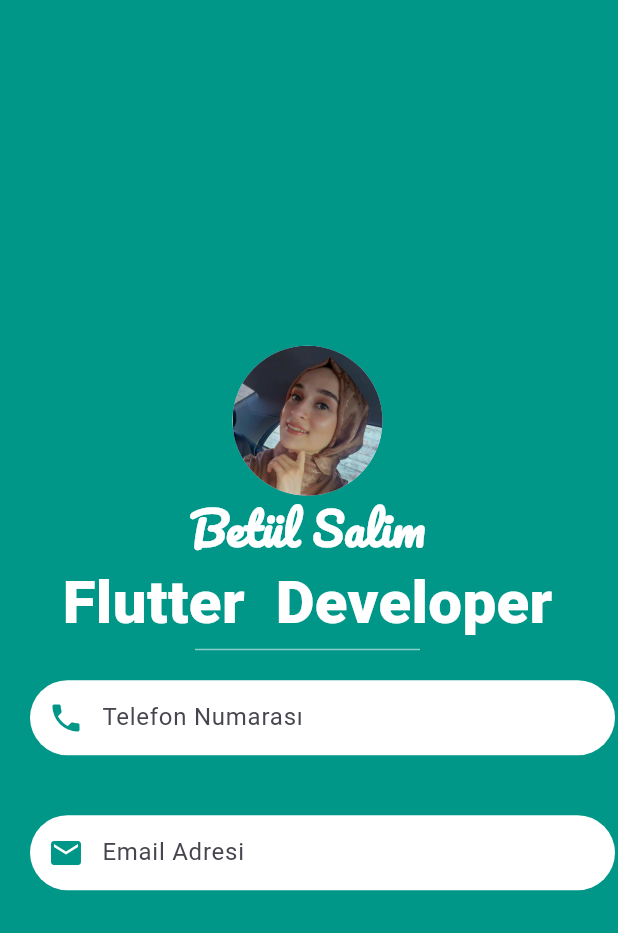
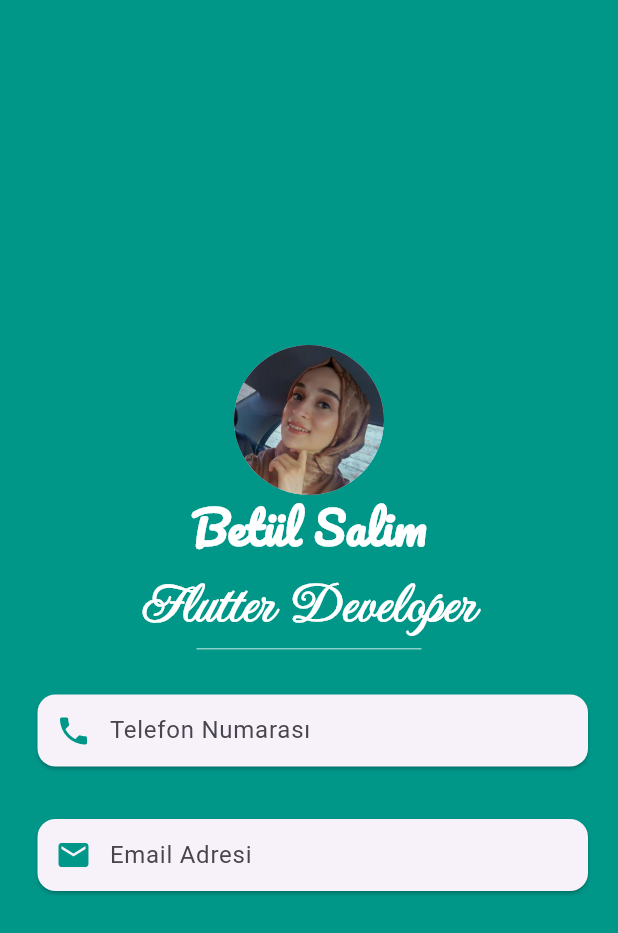
Before and after one commit to betulsalim/AngelaYuFlutterBootcamp, a Flutter app: the screen it shows after launch, on a phone screen of 412 x 824 dp. Shown: the top 933 px of the screen. Run offline on Flutter 3.47's test engine with Material 3 defaults, Android fonts, the phone set to English and light mode, and no system bars.

Commit message:
[Betul] mi_card_flutter challenge done.

```diff
--- a/mi_card_flutter/lib/main.dart
+++ b/mi_card_flutter/lib/main.dart
@@ -54,14 +54,14 @@ class MyApp extends StatelessWidget {
                 width: 150.0,
                 color: Colors.white54,
               ),
-              Container(
-                margin: EdgeInsets.only(top: 20.0, left: 20.0),
-                height: 50.0,
-                width: 390.0,
-                decoration: BoxDecoration(
-                  color: Colors.white,
-                  borderRadius: BorderRadius.circular(30.0),
-                ),
+              Card(
+                margin: EdgeInsets.only(top: 30.0, left: 25.0, right: 20.0),
+                //height: 50.0,
+                //width: 390.0,
+                //decoration: BoxDecoration(
+                  //color: Colors.white,
+                  //borderRadius: BorderRadius.circular(30.0),
+                //),
                 child: Row(
                   children: <Widget>[
                     Padding(
@@ -88,14 +88,14 @@ class MyApp extends StatelessWidget {
                 ),
                 SizedBox(height: 20),
 
-                Container(
-                  margin: EdgeInsets.only(top: 20.0, left: 20.0),
-                  height: 50.0,
-                  width: 390.0,
-                  decoration: BoxDecoration(
-                    color: Colors.white,
-                    borderRadius: BorderRadius.circular(30.0),
-                  ),
+                Card(
+                  margin: EdgeInsets.only(top: 15.0, left: 25.0, right: 20.0),
+                  //height: 50.0,
+                  //width: 390.0,
+                  //decoration: BoxDecoration(
+                    //color: Colors.white,
+                    //borderRadius: BorderRadius.circular(30.0),
+                  //),
                   child: Row(
                     children: <Widget>[
                       Padding(
--- a/mi_card_flutter/pubspec.yaml
+++ b/mi_card_flutter/pubspec.yaml
@@ -30,7 +30,7 @@ environment:
 dependencies:
   flutter:
     sdk: flutter
-  intl_phone_number_input: ^0.7.0
+
 
   # The following adds the Cupertino Icons font to your application.
   # Use with the CupertinoIcons class for iOS style icons.
```
Also changed, not shown: mi_card_flutter/fonts/ImperialScript-Regular.ttf (added), mi_card_flutter/fonts/Pacifico-Regular.ttf (added), mi_card_flutter/pubspec.lock.
